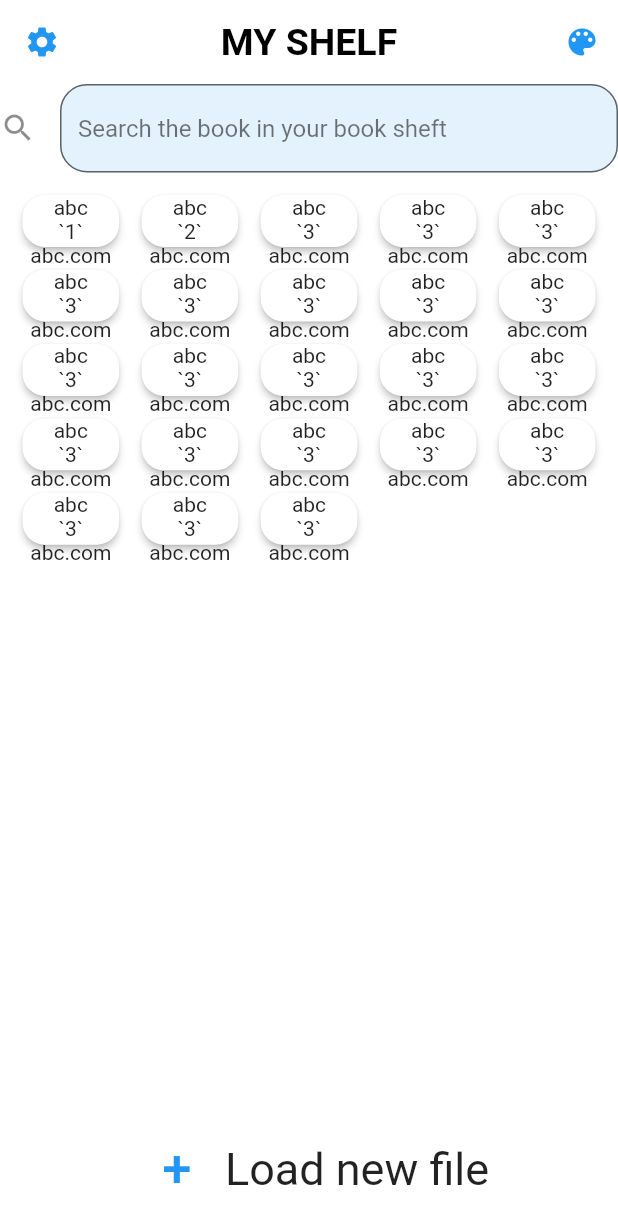
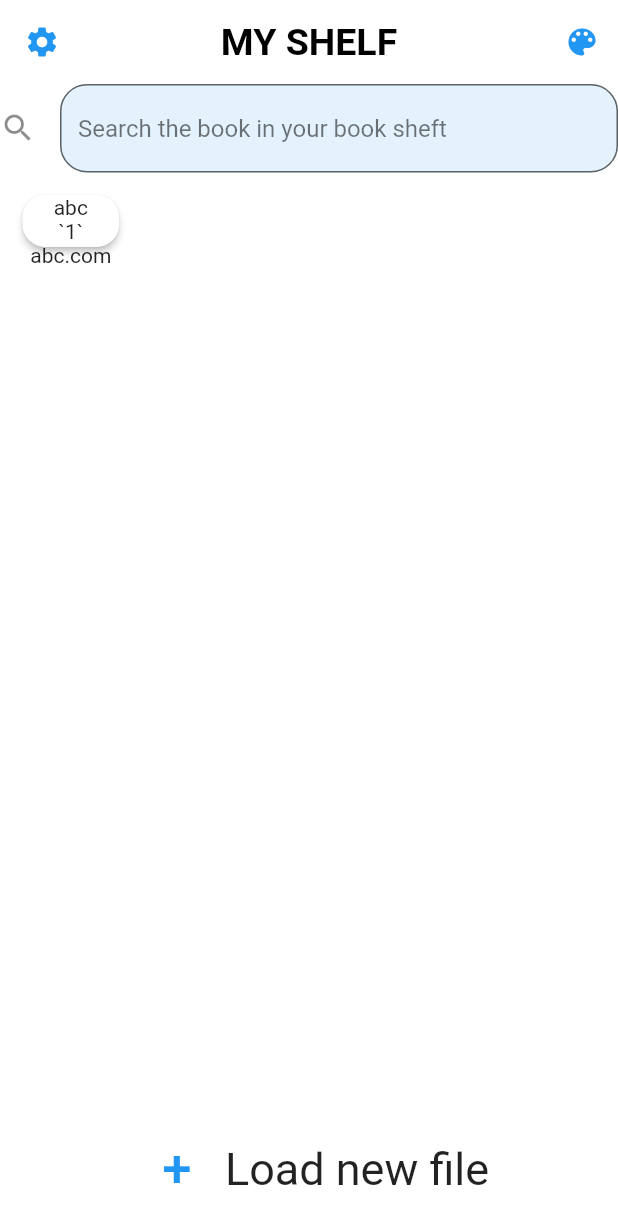
Before and after one commit to juuz0/RARS, a Flutter app: the screen it shows after launch, on a phone screen of 412 x 824 dp. Shown: the top 1224 px of the screen. Run offline on Flutter 3.47's test engine with Material 2 defaults, Android fonts, the phone set to English and light mode, and no system bars; our stand-ins replace file_picker.

```diff
--- a/lib/fileLoader.dart
+++ b/lib/fileLoader.dart
@@ -2,9 +2,11 @@ import 'package:flutter/material.dart';
 import 'package:file_picker/file_picker.dart';
 import 'dart:io';
 import 'dart:developer';
+import 'book.dart';
 
 class FileLoader extends StatelessWidget {
-  const FileLoader({Key? key}) : super(key: key);
+  final Function addBook;
+  FileLoader(this.addBook);
 
   void pickFile() async {
     FilePickerResult? result = await FilePicker.platform.pickFiles(
@@ -15,6 +17,8 @@ class FileLoader extends StatelessWidget {
     if (result != null) {
       PlatformFile file = result.files.first;
       log(file.name);
+      Book newB = new Book(id: 1, image: "kekw", title: file.name);
+      addBook(newB);
     } else {
       log('User cancelled');
     }
--- a/lib/mainScreen.dart
+++ b/lib/mainScreen.dart
@@ -1,5 +1,6 @@
+import 'dart:developer';
+
 import 'package:flutter/material.dart';
-import 'package:rars/data.dart';
 import 'package:rars/fileLoader.dart';
 import 'book.dart';
 import 'bookItem.dart';
@@ -10,10 +11,21 @@ class mainScreen extends StatefulWidget {
 }
 
 class _ExploreState extends State<mainScreen> {
+  List<Book> bookList = [
+    Book(id: 1, title: "abc", image: "abc.com"),
+  ];
+
   @override
   void initState() {
     super.initState();
     setState(() {});
+  }
+
+  void addBookToLibrary(Book b) {
+    log("added book");
+    setState(() {
+      bookList.add(b);
+    });
   }
 
   @override
@@ -69,12 +81,12 @@ class _ExploreState extends State<mainScreen> {
           Container(
             height: 480,
             child: GridView.builder(
-              itemCount: bookss.length,
+              itemCount: bookList.length,
               itemBuilder: (BuildContext context, int index) {
                 return BookItem(
-                    title: bookss[index].title,
-                    image: bookss[index].image,
-                    id: bookss[index].id);
+                    title: bookList[index].title,
+                    image: bookList[index].image,
+                    id: bookList[index].id);
               },
               gridDelegate: const SliverGridDelegateWithFixedCrossAxisCount(
                 crossAxisCount: 5,
@@ -87,9 +99,9 @@ class _ExploreState extends State<mainScreen> {
             ),
           ),
           const Spacer(),
-          const Padding(
+          Padding(
             padding: EdgeInsets.all(16.0),
-            child: FileLoader(),
+            child: FileLoader(addBookToLibrary),
           ),
         ],
       ),
```
